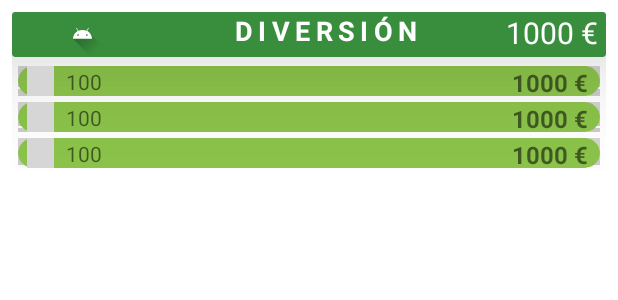
After one commit to JoelSempere/MoneySaver, an Android app: the layout item_category.xml on its own in the app's theme, with its tools: preview values and no code run, on a phone screen of 412 x 824 dp. The commit adds this screen. Shown: the top 300 px of the screen. Run offline under Robolectric (Android 15) with nearby library versions, the phone set to English and light mode, and no system bars; grey boxes are pictures that could not be loaded.

Commit message:
Preparados items para recycler view, nuevo estilo del main. Pendiente recuperar los datos y generar los items. Pensar en filtrar las transacciones por mes actual o dar la posibilidad de cambiar de mes.

```diff
--- a/app/src/main/java/tfg/jsemp/moneysaver/ui/SignInActivity.kt
+++ b/app/src/main/java/tfg/jsemp/moneysaver/ui/SignInActivity.kt
@@ -63,8 +63,8 @@ class SignInActivity : AppCompatActivity() {
                             getErrorSignIn(it.result.toString())
 
                         } else {
-                            FirestoreUtil.getUserinfo(firebaseAuth).observe( this) { user ->
-                                    FirestoreUtil.initUserInCollection(user)
+                            FirestoreUtil.getUserinfo(firebaseAuth).observe( this) {
+                                   // FirestoreUtil.initUserInCollection(user)
                                     createLoginIntent()
                             }
                         }
--- /dev/null
+++ b/app/src/main/res/layout/item_category.xml
@@ -0,0 +1,77 @@
+<?xml version="1.0" encoding="utf-8"?>
+<?xml version="1.0" encoding="utf-8"?>
+<LinearLayout xmlns:android="http://schemas.android.com/apk/res/android"
+    xmlns:app="http://schemas.android.com/apk/res-auto"
+    xmlns:tools="http://schemas.android.com/tools"
+    android:id="@+id/llTransactionItem"
+    android:layout_width="match_parent"
+    android:layout_height="wrap_content"
+    android:layout_marginHorizontal="8dp"
+    android:layout_marginTop="8dp"
+    android:orientation="vertical">
+
+
+    <androidx.cardview.widget.CardView
+        android:id="@+id/cvCategoryItem"
+        android:layout_width="match_parent"
+        android:layout_height="30dp"
+        android:layout_marginBottom="4dp"
+        android:alpha="10"
+        android:background="@color/primary_dark"
+        app:cardBackgroundColor="@color/primary_dark"
+        app:cardElevation="50dp">
+
+        <LinearLayout
+            android:layout_width="match_parent"
+            android:layout_height="match_parent"
+            android:orientation="horizontal">
+
+            <ImageView
+                android:id="@+id/imageView"
+                android:layout_width="188dp"
+                android:layout_height="match_parent"
+                android:layout_weight="1"
+                app:srcCompat="@drawable/ic_launcher_foreground" />
+
+            <LinearLayout
+                android:layout_width="match_parent"
+                android:layout_height="match_parent"
+                android:layout_weight="1"
+                android:orientation="horizontal">
+
+                <TextView
+                    android:id="@+id/tvCategory"
+                    android:layout_width="461dp"
+                    android:layout_height="match_parent"
+                    android:layout_weight="1"
+                    android:elevation="50dp"
+                    android:letterSpacing="0.2"
+                    android:textAlignment="center"
+                    android:textAllCaps="true"
+                    android:textColor="#FFFFFF"
+                    android:textSize="18sp"
+                    android:textStyle="bold"
+                    tools:text="Diversión" />
+
+                <TextView
+                    android:id="@+id/tvSaldo"
+                    android:layout_width="match_parent"
+                    android:layout_height="match_parent"
+                    android:layout_weight="1"
+                    android:elevation="50dp"
+                    android:textAlignment="center"
+                    android:textColor="#FFFFFF"
+                    android:textSize="20sp"
+                    tools:text="1000 €" />
+            </LinearLayout>
+
+        </LinearLayout>
+
+    </androidx.cardview.widget.CardView>
+
+    <androidx.recyclerview.widget.RecyclerView
+        android:id="@+id/rvTransactions"
+        android:layout_width="match_parent"
+        android:layout_height="match_parent"
+        tools:listitem="@layout/item_transaction" />
+</LinearLayout>
--- /dev/null
+++ b/app/src/main/res/layout/item_transaction.xml
@@ -0,0 +1,60 @@
+<?xml version="1.0" encoding="utf-8"?>
+<LinearLayout xmlns:android="http://schemas.android.com/apk/res/android"
+    xmlns:app="http://schemas.android.com/apk/res-auto"
+    xmlns:tools="http://schemas.android.com/tools"
+    android:id="@+id/llTransactionItem"
+    android:layout_width="match_parent"
+    android:layout_height="wrap_content"
+    android:layout_marginHorizontal="4dp"
+    android:layout_marginVertical="2dp"
+    android:orientation="vertical">
+
+    <androidx.cardview.widget.CardView
+        android:id="@+id/cvTransactionItem"
+        android:layout_width="match_parent"
+        android:layout_height="20dp"
+        app:cardBackgroundColor="@color/accent"
+        app:cardCornerRadius="60dp"
+        app:cardElevation="40dp">
+
+        <androidx.constraintlayout.widget.ConstraintLayout
+            android:layout_width="match_parent"
+            android:layout_height="match_parent">
+
+            <TextView
+                android:id="@+id/tvCont"
+                android:layout_width="wrap_content"
+                android:layout_height="wrap_content"
+                android:layout_marginLeft="8dp"
+                android:textAlignment="center"
+                app:layout_constraintBottom_toBottomOf="@+id/ivIsInCome"
+                app:layout_constraintStart_toEndOf="@+id/ivIsInCome"
+                app:layout_constraintTop_toTopOf="@+id/ivIsInCome"
+                tools:text="100" />
+
+            <TextView
+                android:id="@+id/tvTransactionQuantity"
+                android:layout_width="0dp"
+                android:layout_height="wrap_content"
+                android:layout_marginEnd="8dp"
+                android:textAlignment="viewEnd"
+                android:textSize="16sp"
+                android:textStyle="bold"
+                app:layout_constraintBottom_toBottomOf="parent"
+                app:layout_constraintEnd_toEndOf="parent"
+                app:layout_constraintStart_toEndOf="@+id/tvCont"
+                app:layout_constraintTop_toTopOf="parent"
+                tools:text="1000 €" />
+
+            <ImageView
+                android:id="@+id/ivIsInCome"
+                android:layout_width="18dp"
+                android:layout_height="0dp"
+                android:layout_marginLeft="6dp"
+                app:layout_constraintBottom_toBottomOf="parent"
+                app:layout_constraintStart_toStartOf="parent"
+                app:layout_constraintTop_toTopOf="parent"
+                app:srcCompat="@drawable/fui_ic_check_circle_black_128dp" />
+        </androidx.constraintlayout.widget.ConstraintLayout>
+    </androidx.cardview.widget.CardView>
+</LinearLayout>
```
Also changed, not shown: app/src/main/java/tfg/jsemp/moneysaver/adapter/WalletAdapter.java (+30 -0 lines), app/src/main/java/tfg/jsemp/moneysaver/model/Category.java (+35 -15 lines), app/src/main/java/tfg/jsemp/moneysaver/model/Transaction.java (+8 -9 lines), app/src/main/java/tfg/jsemp/moneysaver/ui/LoginActivity.kt (+8 -4 lines), app/src/main/java/tfg/jsemp/moneysaver/ui/WalletActivity.java (+16 -12 lines), app/src/main/java/tfg/jsemp/moneysaver/utils/FirestoreUtil.java (+16 -17 lines), app/src/main/res/layout/activity_main.xml (+121 -90 lines).
